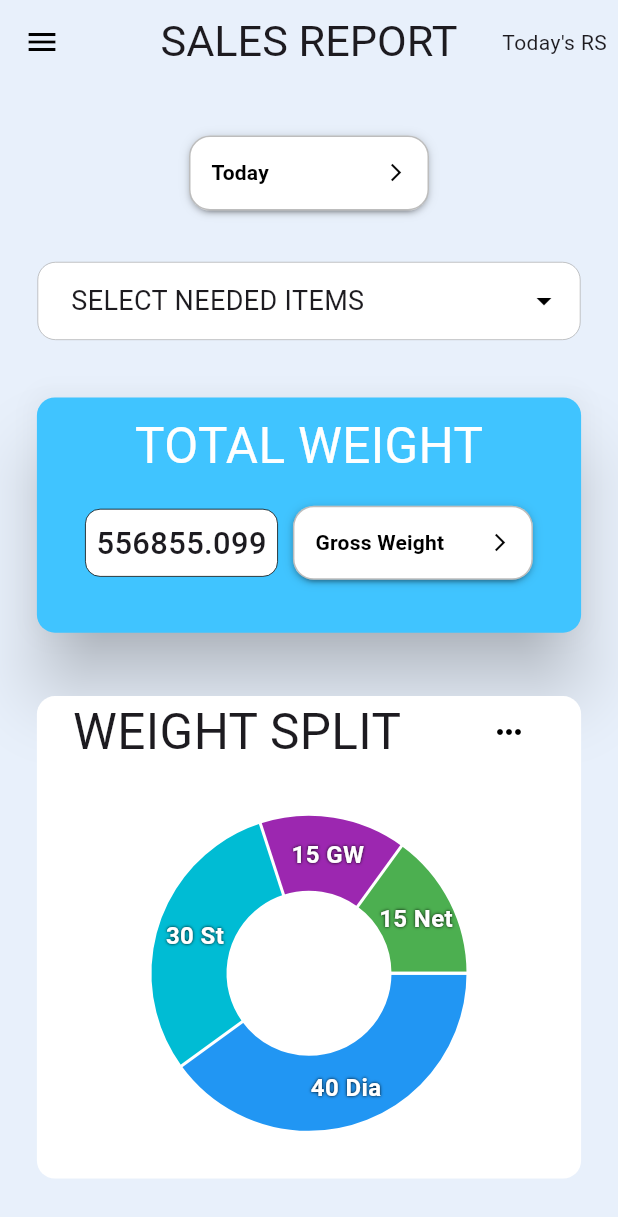
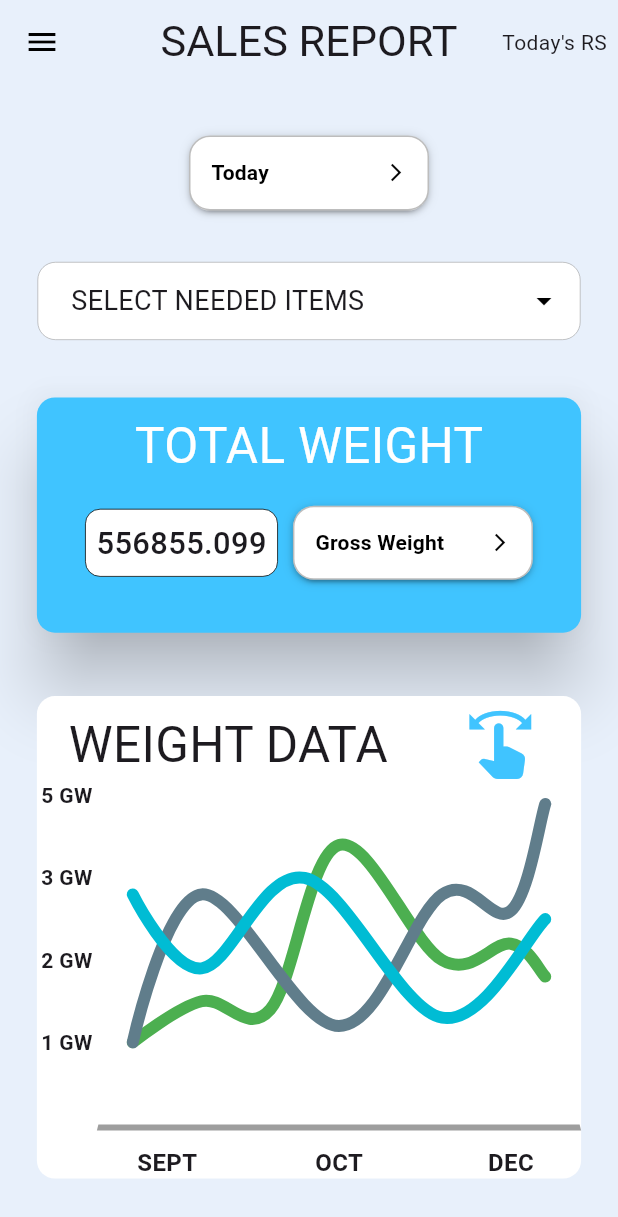
Before and after one commit to gaseer/gramboo_sales_details, a Flutter app: the screen it shows after launch, on a phone screen of 412 x 824 dp. Shown: the top 1217 px of the screen. Run offline on Flutter 3.47's test engine with Material 3 defaults, Android fonts, the phone set to English and light mode, and no system bars; drawn by our look-alikes of dropdown_button2, fl_chart, multi_dropdown; our stand-ins replace flutter_riverpod, fpdart, google_fonts; Roboto replaces fonts that are missing (Alice).

Commit message:
need to change

```diff
--- a/lib/features/sales_report/screens/salesReport_screen.dart
+++ b/lib/features/sales_report/screens/salesReport_screen.dart
@@ -40,6 +40,8 @@ class _SalesReportScreenState extends ConsumerState<SalesReportScreen> {
     super.dispose();
     _filterController.dispose();
   }
+
+  bool isShowingMainData = true;
 
   @override
   Widget build(BuildContext context) {
@@ -179,53 +181,69 @@ class _SalesReportScreenState extends ConsumerState<SalesReportScreen> {
                           mainAxisAlignment: MainAxisAlignment.spaceAround,
                           children: [
                             Text(
-                              "WEIGHT SPLIT",
+                              "WEIGHT DATA",
                               textAlign: TextAlign.center,
                               style: GoogleFonts.alice(
                                 fontSize: w * .08,
                               ),
                             ),
                             IconButton(
-                              onPressed: () {},
-                              icon: Icon(Icons.more_horiz),
+                              onPressed: () {
+                                setState(() {
+                                  isShowingMainData = !isShowingMainData;
+                                });
+                              },
+                              icon: Icon(
+                                Icons.swipe,
+                                color: Colors.lightBlueAccent,
+                                size: w * .12,
+                              ),
                             ),
                           ],
                         ),
+
                         Expanded(
-                          child: PieChart(
-                            PieChartData(
-                              pieTouchData: PieTouchData(
-                                touchCallback:
-                                    (FlTouchEvent event, pieTouchResponse) {
-                                  //ONCLICK POVUM BUT TODO pass the data accordingly !
-                                  NavigationService.navigateToScreen(
-                                      context, const WeightReportScreen());
+                          child: LineChart(
+                            isShowingMainData ? sampleData1 : sampleData2,
+                            // duration: const Duration(milliseconds: 250),
+                          ),
+                        )
 
-                                  if (!event.isInterestedForInteractions ||
-                                      pieTouchResponse == null ||
-                                      pieTouchResponse.touchedSection == null) {
-                                    ref
-                                        .read(touchedIndexPieProvider.notifier)
-                                        .state = -1;
-                                    return;
-                                  }
-                                  ref
-                                          .read(touchedIndexPieProvider.notifier)
-                                          .state =
-                                      pieTouchResponse
-                                          .touchedSection!.touchedSectionIndex;
-                                },
-                              ),
-                              borderData: FlBorderData(
-                                show: false,
-                              ),
-                              sectionsSpace: 2,
-                              centerSpaceColor: Colors.white,
-                              centerSpaceRadius: 55,
-                              sections: showingSections(ref: ref),
-                            ),
-                          ),
-                        ),
+                        // Expanded(
+                        //   child: PieChart(
+                        //     PieChartData(
+                        //       pieTouchData: PieTouchData(
+                        //         touchCallback:
+                        //             (FlTouchEvent event, pieTouchResponse) {
+                        //           //ONCLICK POVUM BUT TODO pass the data accordingly !
+                        //           NavigationService.navigateToScreen(
+                        //               context, const WeightReportScreen());
+                        //
+                        //           if (!event.isInterestedForInteractions ||
+                        //               pieTouchResponse == null ||
+                        //               pieTouchResponse.touchedSection == null) {
+                        //             ref
+                        //                 .read(touchedIndexPieProvider.notifier)
+                        //                 .state = -1;
+                        //             return;
+                        //           }
+                        //           ref
+                        //                   .read(touchedIndexPieProvider.notifier)
+                        //                   .state =
+                        //               pieTouchResponse
+                        //                   .touchedSection!.touchedSectionIndex;
+                        //         },
+                        //       ),
+                        //       borderData: FlBorderData(
+                        //         show: false,
+                        //       ),
+                        //       sectionsSpace: 2,
+                        //       centerSpaceColor: Colors.white,
+                        //       centerSpaceRadius: 55,
+                        //       sections: showingSections(ref: ref),
+                        //     ),
+                        //   ),
+                        // ),
                       ],
                     );
                   },
@@ -238,73 +256,273 @@ class _SalesReportScreenState extends ConsumerState<SalesReportScreen> {
     );
   }
 
-  //function to display the pie chart sections !
-  List<PieChartSectionData> showingSections({required WidgetRef ref}) {
-    return List.generate(
-      4,
-      (i) {
-        final isTouched = i == ref.watch(touchedIndexPieProvider);
+  LineChartData get sampleData1 => LineChartData(
+        lineTouchData: lineTouchData1,
+        gridData: gridData,
+        titlesData: titlesData1,
+        borderData: borderData,
+        lineBarsData: lineBarsData1,
+        minX: 0,
+        maxX: 14,
+        maxY: 4,
+        minY: 0,
+      );
 
-        final fontSize = isTouched ? 25.0 : 16.0;
-        final radius = isTouched ? 60.0 : 50.0;
-        const shadows = [Shadow(color: Colors.black, blurRadius: 2)];
-        switch (i) {
-          case 0:
-            return PieChartSectionData(
-              color: Colors.blue,
-              value: 40,
-              title: '40 Dia ',
-              radius: radius,
-              titleStyle: TextStyle(
-                fontSize: fontSize,
-                fontWeight: FontWeight.bold,
-                color: Colors.white,
-                shadows: shadows,
+  LineChartData get sampleData2 => LineChartData(
+        lineTouchData: lineTouchData2,
+        gridData: gridData,
+        titlesData: titlesData2,
+        borderData: borderData,
+        lineBarsData: lineBarsData2,
+        minX: 0,
+        maxX: 14,
+        maxY: 6,
+        minY: 0,
+      );
+
+  LineTouchData get lineTouchData1 => LineTouchData(
+        handleBuiltInTouches: true,
+        touchTooltipData: LineTouchTooltipData(
+          tooltipBgColor: Colors.blueGrey.withOpacity(0.8),
         ),
       );
-          case 1:
-            return PieChartSectionData(
-              color: Colors.cyan,
-              value: 30,
-              title: '30 St',
-              radius: radius,
-              titleStyle: TextStyle(
-                fontSize: fontSize,
-                fontWeight: FontWeight.bold,
-                color: Colors.white,
-                shadows: shadows,
+
+  FlTitlesData get titlesData1 => FlTitlesData(
+        bottomTitles: AxisTitles(
+          sideTitles: bottomTitles,
+        ),
+        rightTitles: AxisTitles(
+          sideTitles: SideTitles(showTitles: false),
+        ),
+        topTitles: AxisTitles(
+          sideTitles: SideTitles(showTitles: false),
+        ),
+        leftTitles: AxisTitles(
+          sideTitles: leftTitles(),
         ),
       );
-          case 2:
-            return PieChartSectionData(
-              color: Colors.purple,
-              value: 15,
-              title: '15 GW',
-              radius: radius,
-              titleStyle: TextStyle(
-                fontSize: fontSize,
-                fontWeight: FontWeight.bold,
-                color: Colors.white,
-                shadows: shadows,
+
+  List<LineChartBarData> get lineBarsData1 => [
+        lineChartBarData1_1,
+        lineChartBarData1_2,
+        lineChartBarData1_3,
+      ];
+
+  LineTouchData get lineTouchData2 => LineTouchData(
+        enabled: false,
+      );
+
+  FlTitlesData get titlesData2 => FlTitlesData(
+        bottomTitles: AxisTitles(
+          sideTitles: bottomTitles,
+        ),
+        rightTitles: AxisTitles(
+          sideTitles: SideTitles(showTitles: false),
+        ),
+        topTitles: AxisTitles(
+          sideTitles: SideTitles(showTitles: false),
+        ),
+        leftTitles: AxisTitles(
+          sideTitles: leftTitles(),
         ),
       );
+
+  List<LineChartBarData> get lineBarsData2 => [
+        lineChartBarData2_1,
+        lineChartBarData2_2,
+        lineChartBarData2_3,
+      ];
+
+  Widget leftTitleWidgets(double value, TitleMeta meta) {
+    const style = TextStyle(
+      fontWeight: FontWeight.bold,
+      fontSize: 14,
+    );
+    String text;
+    switch (value.toInt()) {
+      case 1:
+        text = '1 GW';
+        break;
+      case 2:
+        text = '2 GW';
+        break;
       case 3:
-            return PieChartSectionData(
-              color: Colors.green,
-              value: 15,
-              title: '15 Net',
-              radius: radius,
-              titleStyle: TextStyle(
-                fontSize: fontSize,
+        text = '3 GW';
+        break;
+      case 4:
+        text = '5 GW';
+        break;
+      case 5:
+        text = '6 GW';
+        break;
+      default:
+        return Container();
+    }
+
+    return Text(text, style: style, textAlign: TextAlign.center);
+  }
+
+  SideTitles leftTitles() => SideTitles(
+        getTitlesWidget: leftTitleWidgets,
+        showTitles: true,
+        interval: 1,
+        reservedSize: 40,
+      );
+
+  Widget bottomTitleWidgets(double value, TitleMeta meta) {
+    const style = TextStyle(
       fontWeight: FontWeight.bold,
-                color: Colors.white,
-                shadows: shadows,
+      fontSize: 16,
+    );
+    Widget text;
+    switch (value.toInt()) {
+      case 2:
+        text = const Text('SEPT', style: style);
+        break;
+      case 7:
+        text = const Text('OCT', style: style);
+        break;
+      case 12:
+        text = const Text('DEC', style: style);
+        break;
+      default:
+        text = const Text('');
+        break;
+    }
+
+    return SideTitleWidget(
+      axisSide: meta.axisSide,
+      space: 10,
+      child: text,
+    );
+  }
+
+  SideTitles get bottomTitles => SideTitles(
+        showTitles: true,
+        reservedSize: 32,
+        interval: 1,
+        getTitlesWidget: bottomTitleWidgets,
+      );
+
+  FlGridData get gridData => FlGridData(show: false);
+
+  FlBorderData get borderData => FlBorderData(
+        show: true,
+        border: Border(
+          bottom: BorderSide(color: Colors.grey, width: 4),
+          left: const BorderSide(color: Colors.transparent),
+          right: const BorderSide(color: Colors.transparent),
+          top: const BorderSide(color: Colors.transparent),
         ),
       );
-          default:
-            throw Error();
-        }
-      },
+
+  LineChartBarData get lineChartBarData1_1 => LineChartBarData(
+        isCurved: true,
+        color: Colors.green,
+        barWidth: 8,
+        isStrokeCapRound: true,
+        dotData: FlDotData(show: false),
+        belowBarData: BarAreaData(show: false),
+        spots: const [
+          FlSpot(1, 1),
+          FlSpot(3, 1.5),
+          FlSpot(5, 1.4),
+          FlSpot(7, 3.4),
+          FlSpot(10, 2),
+          FlSpot(12, 2.2),
+          FlSpot(13, 1.8),
+        ],
+      );
+
+  LineChartBarData get lineChartBarData1_2 => LineChartBarData(
+        isCurved: true,
+        color: Colors.blueGrey,
+        barWidth: 8,
+        isStrokeCapRound: true,
+        dotData: FlDotData(show: false),
+        belowBarData: BarAreaData(
+          show: false,
+          color: Colors.pink,
+        ),
+        spots: const [
+          FlSpot(1, 1),
+          FlSpot(3, 2.8),
+          FlSpot(7, 1.2),
+          FlSpot(10, 2.8),
+          FlSpot(12, 2.6),
+          FlSpot(13, 3.9),
+        ],
+      );
+
+  LineChartBarData get lineChartBarData1_3 => LineChartBarData(
+        isCurved: true,
+        color: Colors.cyan,
+        barWidth: 8,
+        isStrokeCapRound: true,
+        dotData: FlDotData(show: false),
+        belowBarData: BarAreaData(show: false),
+        spots: const [
+          FlSpot(1, 2.8),
+          FlSpot(3, 1.9),
+          FlSpot(6, 3),
+          FlSpot(10, 1.3),
+          FlSpot(13, 2.5),
+        ],
+      );
+
+  LineChartBarData get lineChartBarData2_1 => LineChartBarData(
+        isCurved: true,
+        curveSmoothness: 0,
+        color: Colors.green,
+        barWidth: 4,
+        isStrokeCapRound: true,
+        dotData: FlDotData(show: false),
+        belowBarData: BarAreaData(show: false),
+        spots: const [
+          FlSpot(1, 1),
+          FlSpot(3, 4),
+          FlSpot(5, 1.8),
+          FlSpot(7, 5),
+          FlSpot(10, 2),
+          FlSpot(12, 2.2),
+          FlSpot(13, 1.8),
+        ],
+      );
+
+  LineChartBarData get lineChartBarData2_2 => LineChartBarData(
+        isCurved: true,
+        color: Colors.grey,
+        barWidth: 4,
+        isStrokeCapRound: true,
+        dotData: FlDotData(show: false),
+        belowBarData: BarAreaData(
+          show: true,
+          color: Colors.lightBlueAccent,
+        ),
+        spots: const [
+          FlSpot(1, 1),
+          FlSpot(3, 2.8),
+          FlSpot(7, 1.2),
+          FlSpot(10, 2.8),
+          FlSpot(12, 2.6),
+          FlSpot(13, 3.9),
+        ],
+      );
+
+  LineChartBarData get lineChartBarData2_3 => LineChartBarData(
+        isCurved: true,
+        curveSmoothness: 0,
+        color: Colors.cyanAccent,
+        barWidth: 2,
+        isStrokeCapRound: true,
+        dotData: FlDotData(show: true),
+        belowBarData: BarAreaData(show: false),
+        spots: const [
+          FlSpot(1, 3.8),
+          FlSpot(3, 1.9),
+          FlSpot(6, 5),
+          FlSpot(10, 3.3),
+          FlSpot(13, 4.5),
+        ],
       );
 }
-}
```
Lines whose indentation alone changed are shown as unchanged.
